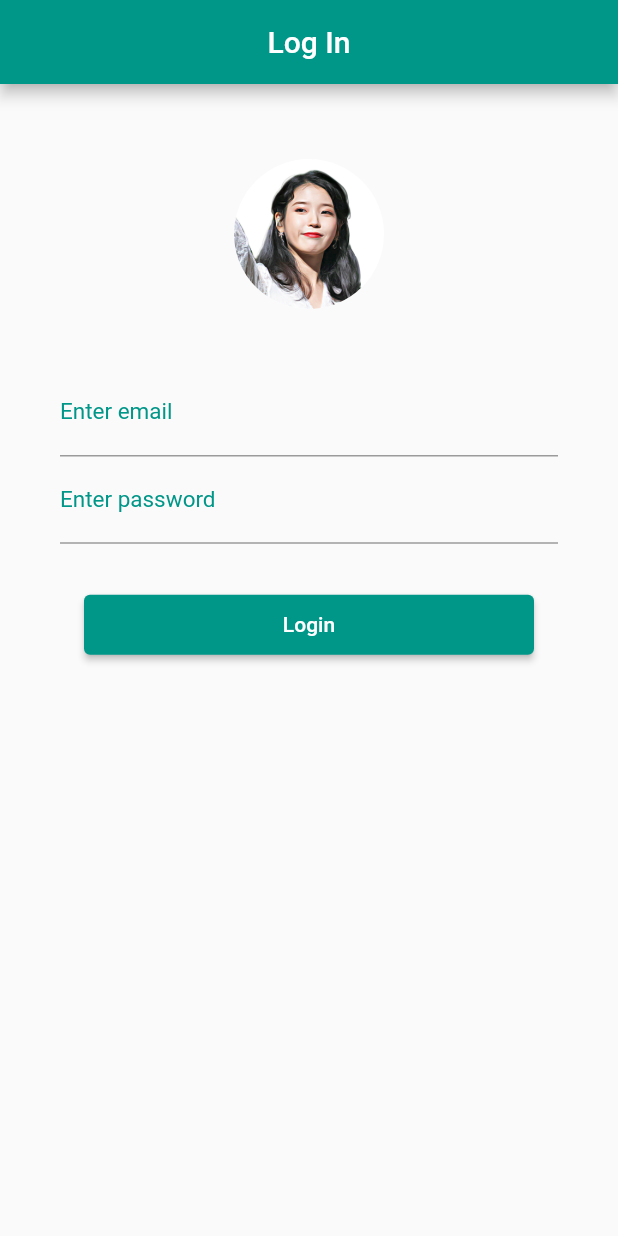
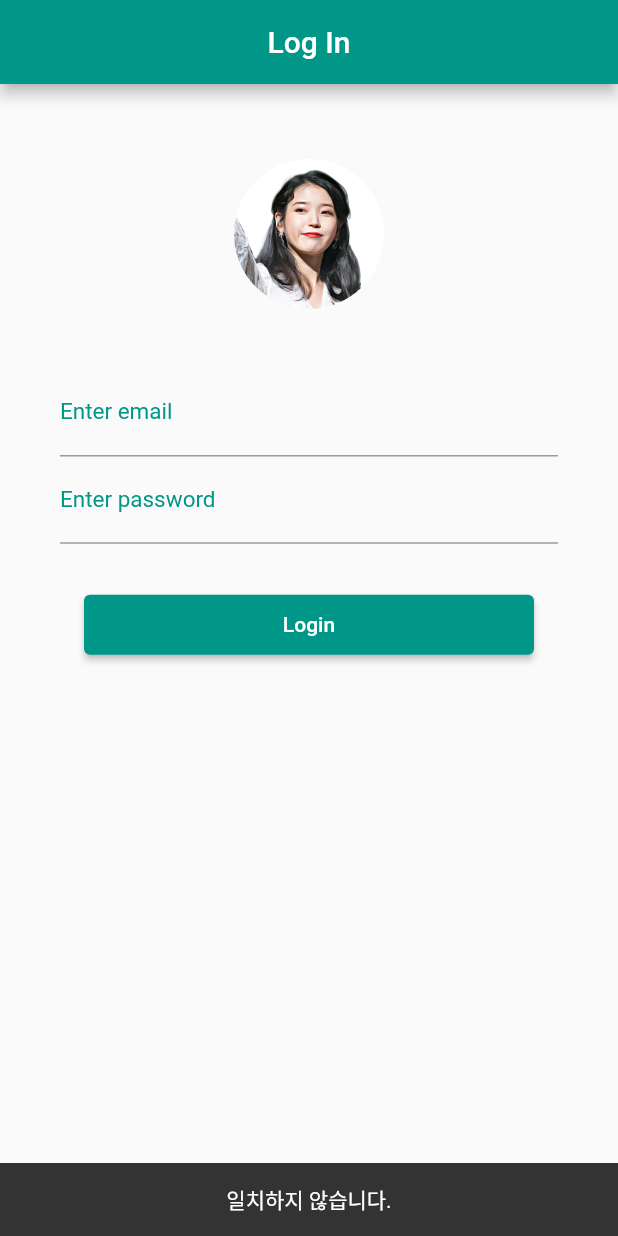
Before and after one commit to bluemiv/flutter_study, a Flutter app: the screen it shows after launch, after a tap on "Login", on a phone screen of 412 x 824 dp. Run offline on Flutter 3.47's test engine with Material 2 defaults, Android fonts, the phone set to English and light mode, and no system bars; our stand-ins replace fluttertoast.

Commit message:
Login App

```diff
--- a/login/lib/main.dart
+++ b/login/lib/main.dart
@@ -1,6 +1,6 @@
 import 'package:flutter/material.dart';
 
-void main() => runApp(MyApp());
+void main() => runApp(const MyApp());
 
 class MyApp extends StatelessWidget {
   const MyApp({Key? key}) : super(key: key);
@@ -24,14 +24,19 @@ class Login extends StatefulWidget {
 }
 
 class _LoginState extends State<Login> {
+  TextEditingController controller = TextEditingController();
+  TextEditingController controller2 = TextEditingController();
+
   @override
   Widget build(BuildContext context) {
-    return Scaffold(
+    return ScaffoldMessenger(
+      child: Scaffold(
         appBar: AppBar(
           title: const Text("Log In"),
           centerTitle: true,
         ),
-      body: SingleChildScrollView(
+        body: Builder(builder: (context) {
+          return SingleChildScrollView(
             child: Column(
               children: <Widget>[
                 const Padding(padding: EdgeInsets.only(top: 50)),
@@ -46,26 +51,44 @@ class _LoginState extends State<Login> {
                       data: ThemeData(
                           primaryColor: Colors.teal,
                           inputDecorationTheme: const InputDecorationTheme(
-                          labelStyle:
-                              TextStyle(color: Colors.teal, fontSize: 15.0))),
+                              labelStyle: TextStyle(
+                                  color: Colors.teal, fontSize: 15.0))),
                       child: Container(
                         padding: const EdgeInsets.all(40.0),
                         child: Column(
                           children: <Widget>[
-                        const TextField(
-                          decoration: InputDecoration(labelText: "Enter email"),
+                            TextField(
+                              decoration: const InputDecoration(
+                                  labelText: "Enter email"),
                               keyboardType: TextInputType.emailAddress,
+                              controller: controller,
                             ),
-                        const TextField(
-                          decoration:
-                              InputDecoration(labelText: "Enter password"),
+                            TextField(
+                              decoration: const InputDecoration(
+                                  labelText: "Enter password"),
                               keyboardType: TextInputType.text,
                               obscureText: true,
+                              controller: controller2,
                             ),
                             const Padding(padding: EdgeInsets.only(top: 30)),
                             ElevatedButton(
                               onPressed: () {
-                            print("Login");
+                                if (controller.text == "a" &&
+                                    controller2.text == "123") {
+                                  Navigator.push(
+                                      context,
+                                      MaterialPageRoute(
+                                          builder: (context) => Dice()));
+                                } else {
+                                  ScaffoldMessenger.of(context)
+                                      .showSnackBar(const SnackBar(
+                                    content: Text(
+                                      "일치하지 않습니다.",
+                                      textAlign: TextAlign.center,
+                                    ),
+                                    duration: Duration(seconds: 2),
+                                  ));
+                                }
                               },
                               child: const Text("Login"),
                               style: ElevatedButton.styleFrom(
@@ -78,7 +101,22 @@ class _LoginState extends State<Login> {
                 )
               ],
             ),
+          );
+        }),
       ),
     );
   }
 }
+
+class Dice extends StatelessWidget {
+  const Dice({Key? key}) : super(key: key);
+
+  @override
+  Widget build(BuildContext context) {
+    return Scaffold(
+      appBar: AppBar(
+        title: const Text("Dice Game"),
+      ),
+    );
+  }
+}
```
Lines whose indentation alone changed are shown as unchanged.
